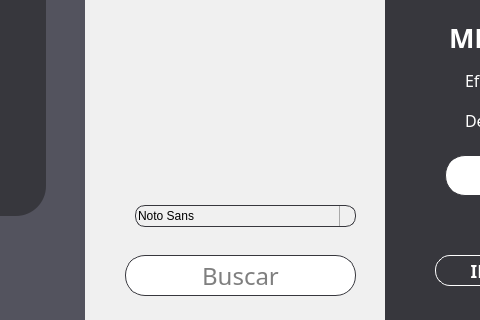
Before: the Qt Designer form app/frontend/pantalla_cobro_cobrador.ui in uRicardoCaballero/Radcomtest, drawn with Qt 5; both pictures show x 255 to 735 and y 405 to 725 of the 1275 by 725 pixel window.
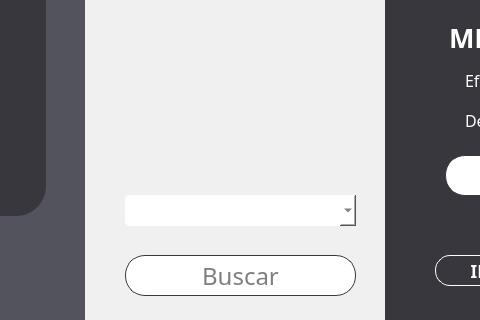
After: the same form once the commit is applied. Icons and pictures are not drawn.

```diff
--- a/app/frontend/pantalla_cobro_cobrador.ui
+++ b/app/frontend/pantalla_cobro_cobrador.ui
@@ -862,60 +862,30 @@
      <string>Buscar</string>
     </property>
    </widget>
-   <widget class="QFontComboBox" name="Filtro">
+   <widget class="QComboBox" name="Select1">
     <property name="geometry">
      <rect>
-      <x>50</x>
-      <y>610</y>
-      <width>221</width>
-      <height>22</height>
+      <x>40</x>
+      <y>600</y>
+      <width>231</width>
+      <height>31</height>
      </rect>
     </property>
     <property name="font">
      <font>
       <family>Montserrat</family>
-      <pointsize>14</pointsize>
+      <pointsize>-1</pointsize>
      </font>
     </property>
     <property name="styleSheet">
-     <string notr="true">QFontComboBox{
-	border: 1px solid #37373d;
-	border-radius: 10px;
-	background: transparent;
-}
-QComboBox::drop-down {
-    subcontrol-origin: padding;
-    subcontrol-position: top right;
-    width: 15px;
-    border-left-width: 1px;
-    border-left-color: darkgray;
-    border-left-style: solid;
-    border-top-right-radius: 3px;
-    border-bottom-right-radius: 3px;
-    background: transparent;  /* Fondo transparente */
-}
-
-QComboBox::down-arrow {
-    image: url(none); /* Borra cualquier imagen personalizada */
-    width: 10px;  /* Tamaño predeterminado de la flecha */
-    height: 10px;
-}
-
-QComboBox::down-arrow {
-    image: url(:/qt-project.org/styles/commonstyle/images/arrow-down-16.png);  /* Restaura la flecha predeterminada */
+     <string notr="true">QComboBox{
+ 	background: #FFFFFF;
+	color: #37373d;
+	border-radius: 5px;
+	font-family: Montserrat; /* Type of font */
+    font-size: 16px;                /* Size of the text */
 }</string>
     </property>
-    <property name="currentText">
-     <string/>
-    </property>
-    <property name="currentFont">
-     <font>
-      <family>Montserrat</family>
-      <pointsize>14</pointsize>
-      <weight>50</weight>
-      <bold>false</bold>
-     </font>
-    </property>
    </widget>
   </widget>
   <widget class="QLabel" name="label">
```
Left out of the diff: 2 changed lines with no effect on the pictures.
